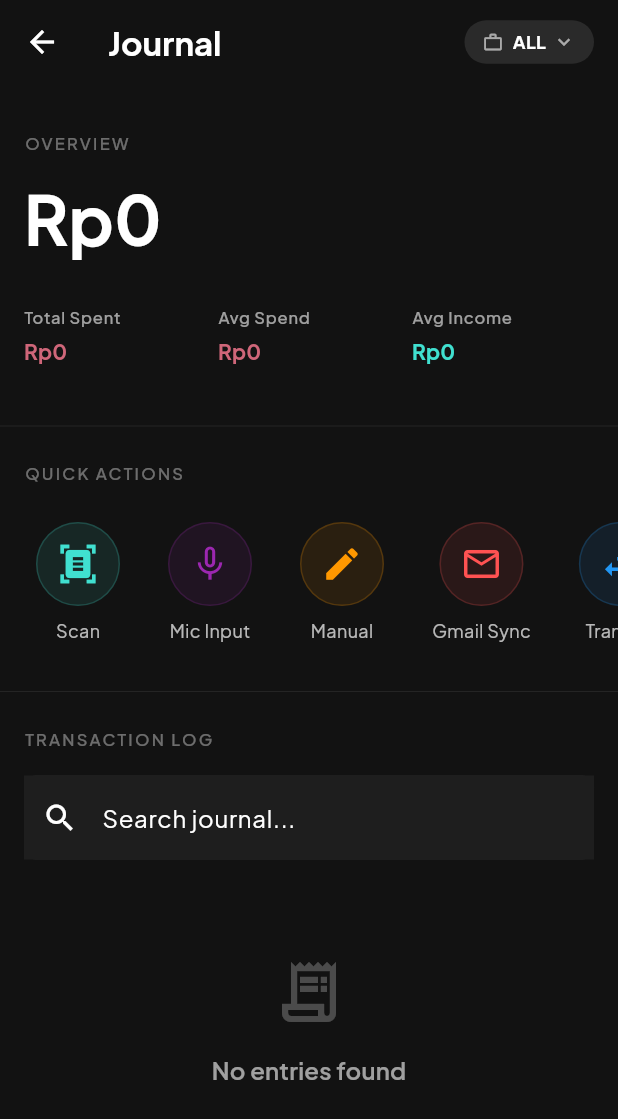
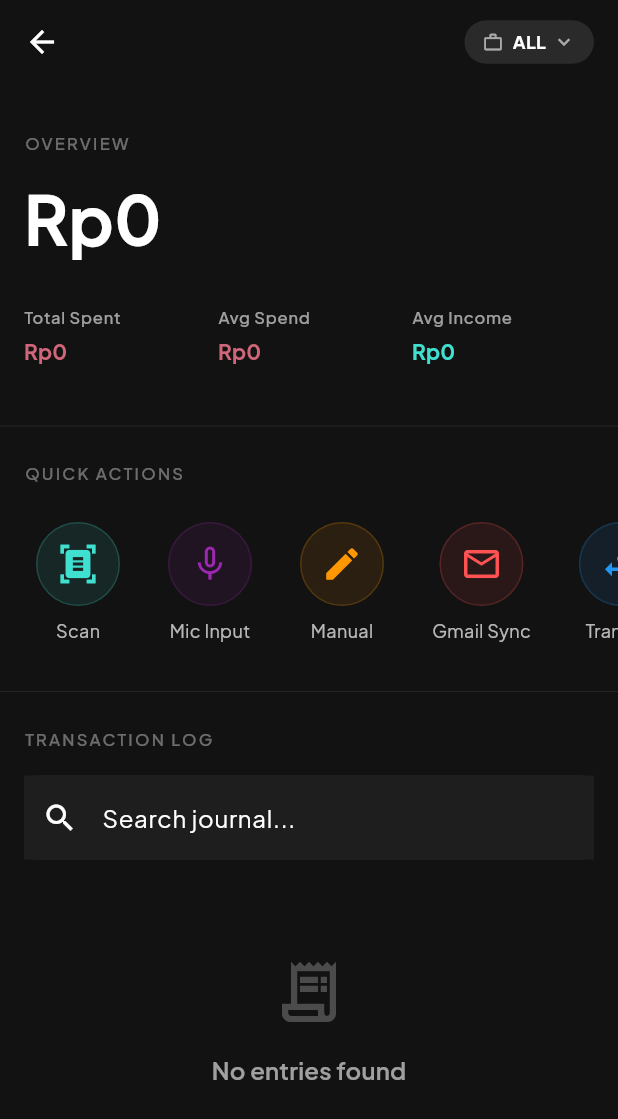
Before and after one commit to OlssenLS/P9-Ledge, a Flutter app: the TransactionsScreen screen opened directly, on a phone screen of 412 x 824 dp. Shown: the top 1119 px of the screen. Run offline on Flutter 3.47's test engine with Material 3 defaults, Android fonts, the light colour scheme and no system bars; drawn by our look-alikes of flutter_animate; our stand-ins replace drift, fl_chart, flutter_riverpod, get_it, go_router, google_fonts and 5 more; missing offline and left inert: google_mlkit_text_recognition; accounts and stored records are empty; generated files the repository leaves out were written again.

Commit message:
style(ui): remove screen titles from appbars globally

```diff
--- a/lib/features/accounts/presentation/accounts_screen.dart
+++ b/lib/features/accounts/presentation/accounts_screen.dart
@@ -13,7 +13,7 @@ class AccountsScreen extends ConsumerWidget {
     final accountsAsync = ref.watch(watchAccountsProvider);
 
     return Scaffold(
-      appBar: AppBar(title: const Text('Accounts')),
+      appBar: AppBar(),
       body: accountsAsync.when(
         data: (accounts) {
           if (accounts.isEmpty) {
--- a/lib/features/analytics/presentation/analytics_screen.dart
+++ b/lib/features/analytics/presentation/analytics_screen.dart
@@ -18,7 +18,6 @@ class AnalyticsScreen extends ConsumerWidget {
 
     return Scaffold(
       appBar: AppBar(
-        title: const Text('Analytics', style: TextStyle(fontWeight: FontWeight.bold)),
         centerTitle: false,
       ),
       body: transactionsAsync.when(
--- a/lib/features/transactions/presentation/transactions_screen.dart
+++ b/lib/features/transactions/presentation/transactions_screen.dart
@@ -184,7 +184,6 @@ class _TransactionsScreenState extends ConsumerState<TransactionsScreen> {
           body: CustomScrollView(
             slivers: [
               SliverAppBar(
-                title: const Text('Journal', style: TextStyle(fontWeight: FontWeight.bold)),
                 centerTitle: false,
                 floating: true,
                 pinned: true,
```
